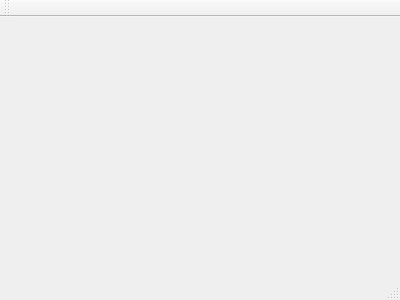
The window that Forum/mainwindow.ui (snailccc/Forum) describes before a commit, drawn with Qt 5.
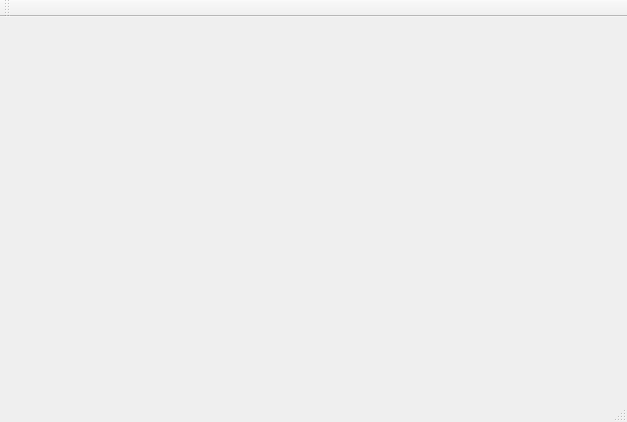
The same window after the commit.

Commit message: solve the problem of plate signal

```diff
--- a/Forum/mainwindow.ui
+++ b/Forum/mainwindow.ui
@@ -1,24 +1,51 @@
 <ui version="4.0">
  <class>MainWindow</class>
- <widget class="QMainWindow" name="MainWindow" >
-  <property name="geometry" >
+ <widget class="QMainWindow" name="MainWindow">
+  <property name="geometry">
    <rect>
     <x>0</x>
     <y>0</y>
-    <width>400</width>
-    <height>300</height>
+    <width>627</width>
+    <height>422</height>
    </rect>
   </property>
   <property name="windowTitle" >
    <string>MainWindow</string>
   </property>
-  <widget class="QMenuBar" name="menuBar" />
-  <widget class="QToolBar" name="mainToolBar" />
-  <widget class="QWidget" name="centralWidget" />
-  <widget class="QStatusBar" name="statusBar" />
+  <widget class="QWidget" name="centralWidget">
+   <widget class="QWidget" name="verticalLayoutWidget">
+    <property name="geometry">
+     <rect>
+      <x>110</x>
+      <y>40</y>
+      <width>401</width>
+      <height>271</height>
+     </rect>
+    </property>
+    <layout class="QVBoxLayout" name="plates_layout"/>
+   </widget>
+  </widget>
+  <widget class="QMenuBar" name="menuBar">
+   <property name="geometry">
+    <rect>
+     <x>0</x>
+     <y>0</y>
+     <width>627</width>
+     <height>26</height>
+    </rect>
+   </property>
+  </widget>
+  <widget class="QToolBar" name="mainToolBar">
+   <attribute name="toolBarArea">
+    <enum>TopToolBarArea</enum>
+   </attribute>
+   <attribute name="toolBarBreak">
+    <bool>false</bool>
+   </attribute>
+  </widget>
+  <widget class="QStatusBar" name="statusBar"/>
  </widget>
- <layoutDefault spacing="6" margin="11" />
- <pixmapfunction></pixmapfunction>
+ <layoutdefault spacing="6" margin="11"/>
  <resources/>
  <connections/>
 </ui>
```
Left out of the diff: 3 changed lines with no effect on the pictures. The commit also changes 9 other files.
